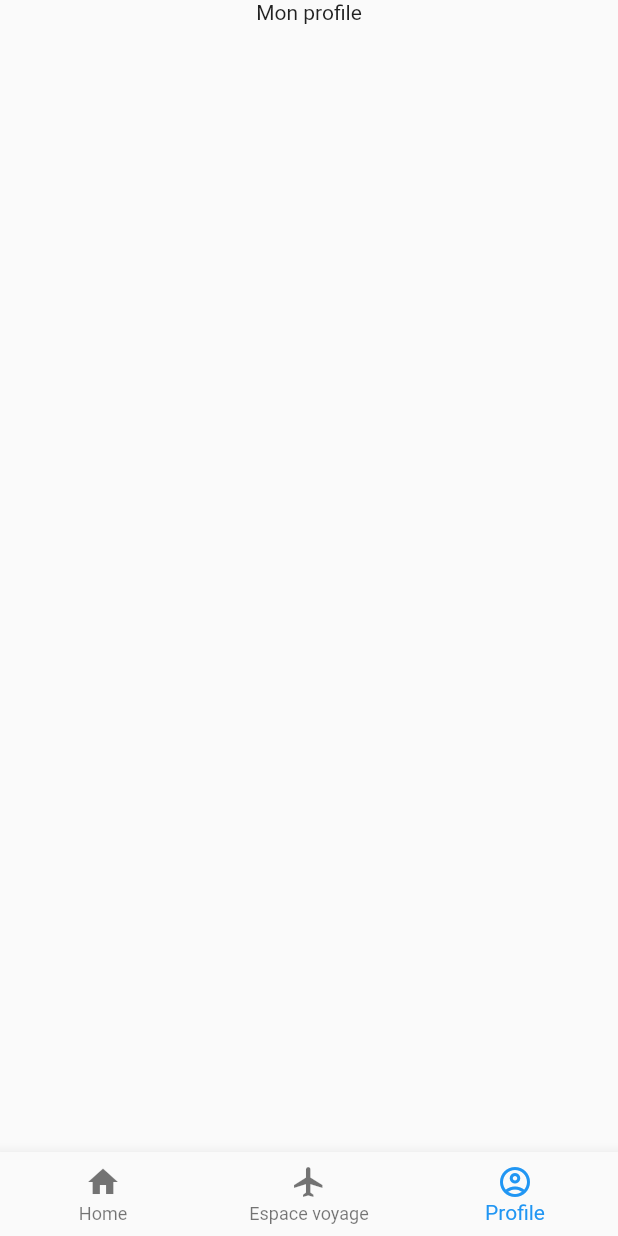
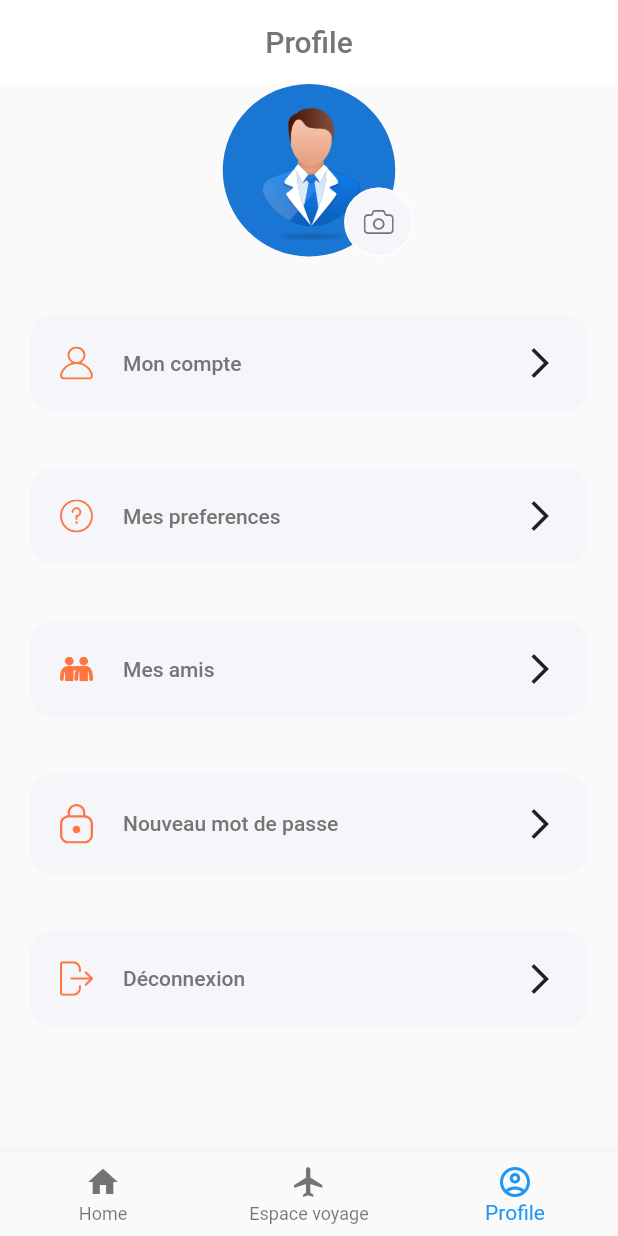
Before and after one commit to vander99/Trip-planning-mobile-application, a Flutter app: the screen it shows once a user with an empty profile is signed in, item 3 of the bottom bar chosen, on a phone screen of 412 x 824 dp. Run offline on Flutter 3.47's test engine with Material 2 defaults, Android fonts, the phone set to English and light mode, and no system bars; our stand-ins replace cloud_firestore, firebase_auth, firebase_core, flutter_svg, google_fonts; accounts and stored records are empty.

Commit message:
debut interface profil

```diff
--- a/client/lib/home.dart
+++ b/client/lib/home.dart
@@ -4,7 +4,7 @@ import 'package:provider/src/provider.dart';
 
 import 'package:client/my_espace_voyage.dart';
 import 'package:client/my_home_page.dart';
-import 'package:client/my_profile.dart';
+import 'package:client/profile/my_profile.dart';
 
 class HomePage extends StatefulWidget {
   HomePage({Key? key}) : super(key: key);
--- /dev/null
+++ b/client/lib/profile/body.dart
@@ -0,0 +1,42 @@
+import 'package:client/profile/profile_menu.dart';
+import 'package:client/profile/profile_pic.dart';
+import 'package:flutter/material.dart';
+import 'package:flutter_svg/flutter_svg.dart';
+import 'package:provider/src/provider.dart';
+
+import '../authentication_service.dart';
+
+class Body extends StatelessWidget {
+  @override
+  Widget build(BuildContext context) {
+    return SingleChildScrollView(
+        child: new Column(
+      children: [
+        ProfilePic(),
+        SizedBox(height: 20),
+        ProfileMenu(
+            icon: "assets/images/Icons/user.svg",
+            text: "Mon compte",
+            press: () {}),
+        ProfileMenu(
+            icon: "assets/images/Icons/preferences.svg",
+            text: "Mes preferences",
+            press: () {}),
+        ProfileMenu(
+            icon: "assets/images/Icons/friends.svg",
+            text: "Mes amis",
+            press: () {}),
+        ProfileMenu(
+            icon: "assets/images/Icons/Lock.svg",
+            text: "Nouveau mot de passe",
+            press: () {}),
+        ProfileMenu(
+            icon: "assets/images/Icons/LogOut.svg",
+            text: "Déconnexion",
+            press: () {
+              context.read<AuthenticationService>().signOut();
+            }),
+      ],
+    ));
+  }
+}
--- /dev/null
+++ b/client/lib/profile/my_profile.dart
@@ -0,0 +1,21 @@
+import 'package:client/profile/body.dart';
+import 'package:flutter/material.dart';
+import 'package:provider/src/provider.dart';
+
+class MyProfile extends StatelessWidget {
+  const MyProfile({Key? key}) : super(key: key);
+
+  @override
+  Widget build(BuildContext context) {
+    return Scaffold(
+      appBar: new AppBar(
+        title: const Center(
+            child: Text('Profile', style: TextStyle(color: Color(0xFF757575)))),
+        backgroundColor: Colors.white,
+        elevation: 0,
+        brightness: Brightness.light,
+      ),
+      body: Body(),
+    );
+  }
+}
--- /dev/null
+++ b/client/lib/profile/profile_menu.dart
@@ -0,0 +1,37 @@
+import 'package:flutter/material.dart';
+import 'package:flutter_svg/flutter_svg.dart';
+
+class ProfileMenu extends StatelessWidget {
+  const ProfileMenu({
+    Key? key,
+    required this.text,
+    required this.icon,
+    required this.press,
+  }) : super(key: key);
+
+  final String text, icon;
+  final VoidCallback press;
+
+  @override
+  Widget build(BuildContext context) {
+    return Padding(
+      padding: const EdgeInsets.symmetric(horizontal: 20, vertical: 19),
+      child: FlatButton(
+        padding: EdgeInsets.all(20),
+        shape: RoundedRectangleBorder(borderRadius: BorderRadius.circular(15)),
+        color: Color(0xFFF5F6F9),
+        onPressed: press,
+        child: Row(children: [
+          SvgPicture.asset(/*"assets/images/Icons/user.svg"*/ icon,
+              width: 22, color: Color(0xFFFF7643) //kPrimary
+              ),
+          SizedBox(width: 20),
+          Expanded(
+              child: Text(/*"My Account"*/ text,
+                  style: TextStyle(color: Color(0xFF757575)))),
+          Icon(Icons.arrow_forward_ios)
+        ]),
+      ),
+    );
+  }
+}
--- /dev/null
+++ b/client/lib/profile/profile_pic.dart
@@ -0,0 +1,37 @@
+import 'package:flutter/material.dart';
+import 'package:flutter_svg/flutter_svg.dart';
+
+class ProfilePic extends StatelessWidget {
+  const ProfilePic({
+    Key? key,
+  }) : super(key: key);
+
+  @override
+  Widget build(BuildContext context) {
+    return SizedBox(
+        height: 115,
+        width: 115,
+        child:
+            Stack(fit: StackFit.expand, overflow: Overflow.visible, children: [
+          CircleAvatar(
+            backgroundImage: AssetImage("assets/images/Profile/profile.png"),
+          ),
+          Positioned(
+              right: -12,
+              bottom: 0,
+              child: SizedBox(
+                  height: 46,
+                  width: 46,
+                  child: FlatButton(
+                      padding: EdgeInsets.zero,
+                      shape: RoundedRectangleBorder(
+                        borderRadius: BorderRadius.circular(50),
+                        side: BorderSide(color: Colors.white),
+                      ),
+                      color: Color(0xFFF5F6F9),
+                      onPressed: () {},
+                      child:
+                          SvgPicture.asset("assets/images/Icons/camera.svg"))))
+        ]));
+  }
+}
```
Also changed, not shown: client/pubspec.yaml (+5 -4 lines), client/assets/images/Icons/Lock.svg (added), client/assets/images/Icons/LogOut.svg (added), client/assets/images/Icons/camera.svg (added), client/assets/images/Icons/friends.svg (added), client/assets/images/Icons/preferences.svg (added), client/assets/images/Icons/user.svg (added), client/assets/images/Profile/profile.png (added), client/pubspec.lock, 1 other file.
